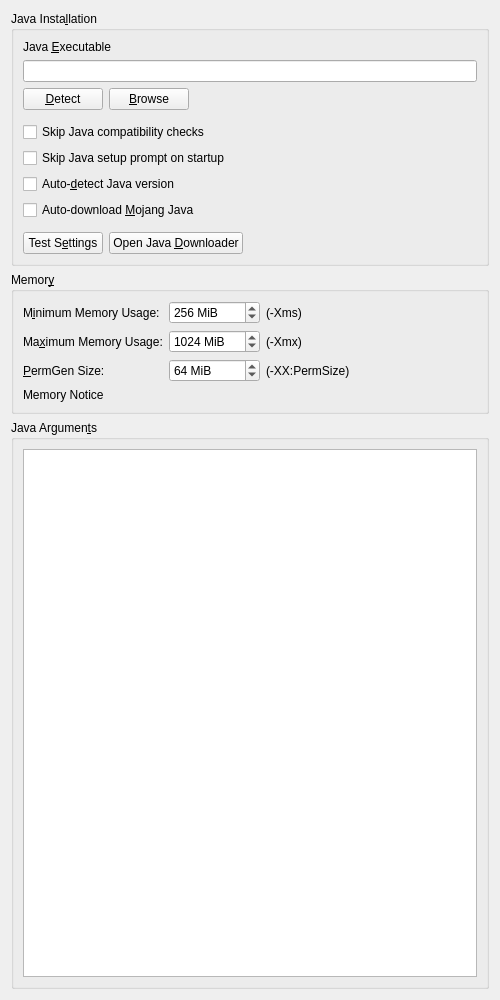
PrismLauncher/PrismLauncher, file launcher/ui/widgets/JavaSettingsWidget.ui: the form before one commit.
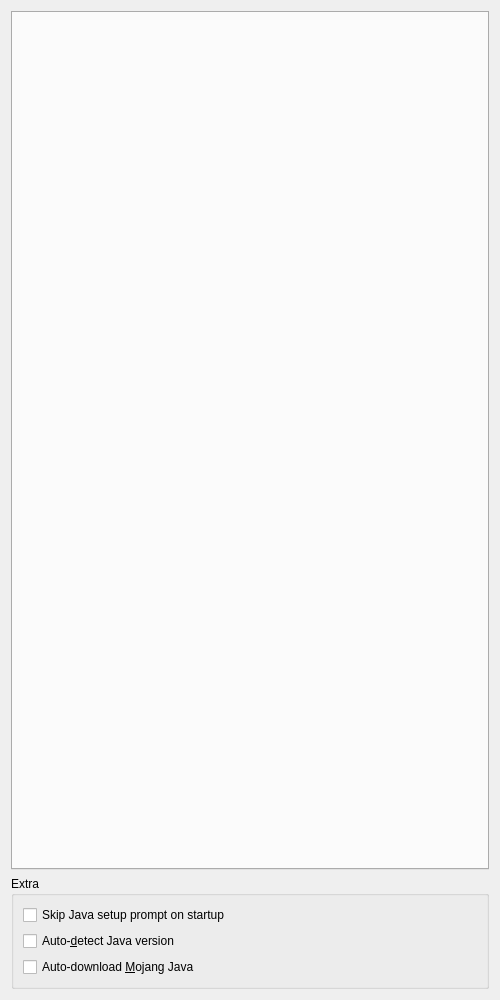
The form after the commit.

Commit message: feat(java): add default java majors profiles

What changed in the file:
```diff
--- a/launcher/ui/widgets/JavaSettingsWidget.ui
+++ b/launcher/ui/widgets/JavaSettingsWidget.ui
@@ -13,14 +13,17 @@
   <property name="windowTitle">
    <string>Form</string>
   </property>
-  <layout class="QVBoxLayout" name="verticalLayout" stretch="0,0,1">
+  <layout class="QVBoxLayout" name="verticalLayout" stretch="0,0">
+   <item>
+    <widget class="QTabWidget" name="javaProfiles"/>
+   </item>
    <item>
     <widget class="QGroupBox" name="javaInstallationGroupBox">
      <property name="enabled">
       <bool>true</bool>
      </property>
      <property name="title">
-      <string>Java Insta&amp;llation</string>
+      <string>Extra</string>
      </property>
      <property name="checkable">
       <bool>false</bool>
@@ -29,125 +32,7 @@
       <bool>false</bool>
      </property>
      <layout class="QGridLayout" name="gridLayout_2">
-      <item row="7" column="0">
-       <widget class="QCheckBox" name="autodetectJavaCheckBox">
-        <property name="text">
-         <string>Auto-&amp;detect Java version</string>
-        </property>
-       </widget>
-      </item>
-      <item row="2" column="0">
-       <layout class="QHBoxLayout" name="horizontalLayout">
-        <item>
-         <widget class="QPushButton" name="javaDetectBtn">
-          <property name="text">
-           <string>&amp;Detect</string>
-          </property>
-         </widget>
-        </item>
-        <item>
-         <widget class="QPushButton" name="javaBrowseBtn">
-          <property name="text">
-           <string>&amp;Browse</string>
-          </property>
-         </widget>
-        </item>
-        <item>
-         <spacer name="horizontalSpacer">
-          <property name="orientation">
-           <enum>Qt::Horizontal</enum>
-          </property>
-          <property name="sizeHint" stdset="0">
-           <size>
-            <width>40</width>
-            <height>20</height>
-           </size>
-          </property>
-         </spacer>
-        </item>
-       </layout>
-      </item>
-      <item row="10" column="0">
-       <layout class="QHBoxLayout" name="horizontalLayout_4">
-        <item>
-         <widget class="QPushButton" name="javaTestBtn">
-          <property name="text">
-           <string>Test S&amp;ettings</string>
-          </property>
-         </widget>
-        </item>
-        <item>
-         <widget class="QPushButton" name="javaDownloadBtn">
-          <property name="text">
-           <string>Open Java &amp;Downloader</string>
-          </property>
-         </widget>
-        </item>
-        <item>
-         <spacer name="horizontalSpacer_7">
-          <property name="orientation">
-           <enum>Qt::Horizontal</enum>
-          </property>
-          <property name="sizeHint" stdset="0">
-           <size>
-            <width>0</width>
-            <height>0</height>
-           </size>
-          </property>
-         </spacer>
-        </item>
-       </layout>
-      </item>
-      <item row="9" column="0">
-       <spacer name="verticalSpacer_4">
-        <property name="orientation">
-         <enum>Qt::Vertical</enum>
-        </property>
-        <property name="sizeType">
-         <enum>QSizePolicy::Fixed</enum>
-        </property>
-        <property name="sizeHint" stdset="0">
-         <size>
-          <width>0</width>
-          <height>6</height>
-         </size>
-        </property>
-       </spacer>
-      </item>
-      <item row="8" column="0">
-       <widget class="QCheckBox" name="autodownloadJavaCheckBox">
-        <property name="toolTip">
-         <string>Automatically downloads and selects the Java build recommended by Mojang.</string>
-        </property>
-        <property name="text">
-         <string>Auto-download &amp;Mojang Java</string>
-        </property>
-       </widget>
-      </item>
-      <item row="4" column="0">
-       <widget class="QCheckBox" name="skipCompatibilityCheckBox">
-        <property name="toolTip">
-         <string>If enabled, the launcher will not check if an instance is compatible with the selected Java version.</string>
-        </property>
-        <property name="text">
-         <string>Skip Java compatibility checks</string>
-        </property>
-       </widget>
-      </item>
       <item row="1" column="0">
-       <widget class="QLineEdit" name="javaPathTextBox"/>
-      </item>
-      <item row="0" column="0">
-       <widget class="QLabel" name="label_4">
-        <property name="text">
-         <string>Java &amp;Executable</string>
-        </property>
-        <property name="buddy">
-         <cstring>javaPathTextBox</cstring>
-        </property>
-       </widget>
-      </item>
-      <item row="5" column="0">
        <widget class="QCheckBox" name="skipWizardCheckBox">
         <property name="toolTip">
          <string>If enabled, the launcher won't prompt you to choose a Java version if one is not found on startup.</string>
@@ -157,215 +42,22 @@
         </property>
        </widget>
       </item>
+      <item row="4" column="0">
+       <widget class="QCheckBox" name="autodownloadJavaCheckBox">
+        <property name="toolTip">
+         <string>Automatically downloads and selects the Java build recommended by Mojang.</string>
+        </property>
+        <property name="text">
+         <string>Auto-download &amp;Mojang Java</string>
+        </property>
+       </widget>
+      </item>
       <item row="3" column="0">
-       <spacer name="verticalSpacer_5">
-        <property name="orientation">
-         <enum>Qt::Vertical</enum>
-        </property>
-        <property name="sizeType">
-         <enum>QSizePolicy::Fixed</enum>
-        </property>
-        <property name="sizeHint" stdset="0">
-         <size>
-          <width>0</width>
-          <height>6</height>
-         </size>
-        </property>
-       </spacer>
-      </item>
-     </layout>
-    </widget>
-   </item>
-   <item>
-    <widget class="QGroupBox" name="memoryGroupBox">
-     <property name="enabled">
-      <bool>true</bool>
-     </property>
-     <property name="title">
-      <string>Memor&amp;y</string>
-     </property>
-     <property name="checkable">
-      <bool>false</bool>
-     </property>
-     <property name="checked">
-      <bool>false</bool>
-     </property>
-     <layout class="QGridLayout" name="gridLayout">
-      <item row="2" column="2">
-       <widget class="QLabel" name="label_3">
+       <widget class="QCheckBox" name="autodetectJavaCheckBox">
         <property name="text">
-         <string>(-XX:PermSize)</string>
+         <string>Auto-&amp;detect Java version</string>
         </property>
        </widget>
-      </item>
-      <item row="2" column="1">
-       <widget class="QSpinBox" name="permGenSpinBox">
-        <property name="sizePolicy">
-         <sizepolicy hsizetype="Maximum" vsizetype="Fixed">
-          <horstretch>0</horstretch>
-          <verstretch>0</verstretch>
-         </sizepolicy>
-        </property>
-        <property name="toolTip">
-         <string>The amount of memory available to store loaded Java classes.</string>
-        </property>
-        <property name="suffix">
-         <string notr="true"> MiB</string>
-        </property>
-        <property name="minimum">
-         <number>4</number>
-        </property>
-        <property name="maximum">
-         <number>1048576</number>
-        </property>
-        <property name="singleStep">
-         <number>8</number>
-        </property>
-        <property name="value">
-         <number>64</number>
-        </property>
-       </widget>
-      </item>
-      <item row="1" column="1">
-       <widget class="QSpinBox" name="maxMemSpinBox">
-        <property name="sizePolicy">
-         <sizepolicy hsizetype="Maximum" vsizetype="Fixed">
-          <horstretch>0</horstretch>
-          <verstretch>0</verstretch>
-         </sizepolicy>
-        </property>
-        <property name="toolTip">
-         <string>The maximum amount of memory Minecraft is allowed to use.</string>
-        </property>
-        <property name="suffix">
-         <string notr="true"> MiB</string>
-        </property>
-        <property name="minimum">
-         <number>8</number>
-        </property>
-        <property name="maximum">
-         <number>1048576</number>
-        </property>
-        <property name="singleStep">
-         <number>128</number>
-        </property>
-        <property name="value">
-         <number>1024</number>
-        </property>
-       </widget>
-      </item>
-      <item row="1" column="2">
-       <widget class="QLabel" name="label_2">
-        <property name="text">
-         <string>(-Xmx)</string>
-        </property>
-       </widget>
-      </item>
-      <item row="0" column="1">
-       <widget class="QSpinBox" name="minMemSpinBox">
-        <property name="sizePolicy">
-         <sizepolicy hsizetype="Maximum" vsizetype="Fixed">
-          <horstretch>0</horstretch>
-          <verstretch>0</verstretch>
-         </sizepolicy>
-        </property>
-        <property name="toolTip">
-         <string>The amount of memory Minecraft is started with.</string>
-        </property>
-        <property name="suffix">
-         <string notr="true"> MiB</string>
-        </property>
-        <property name="minimum">
-         <number>8</number>
-        </property>
-        <property name="maximum">
-         <number>1048576</number>
-        </property>
-        <property name="singleStep">
-         <number>128</number>
-        </property>
-        <property name="value">
-         <number>256</number>
-        </property>
-       </widget>
-      </item>
-      <item row="2" column="0">
-       <widget class="QLabel" name="label_11">
-        <property name="text">
-         <string>&amp;PermGen Size:</string>
-        </property>
-        <property name="buddy">
-         <cstring>permGenSpinBox</cstring>
-        </property>
-       </widget>
-      </item>
-      <item row="0" column="2">
-       <widget class="QLabel" name="label">
-        <property name="text">
-         <string>(-Xms)</string>
-        </property>
-       </widget>
-      </item>
-      <item row="1" column="0">
-       <widget class="QLabel" name="labelMaxMem">
-        <property name="text">
-         <string>Ma&amp;ximum Memory Usage:</string>
-        </property>
-        <property name="buddy">
-         <cstring>maxMemSpinBox</cstring>
-        </property>
-       </widget>
-      </item>
-      <item row="0" column="0">
-       <widget class="QLabel" name="labelMinMem">
-        <property name="text">
-         <string>M&amp;inimum Memory Usage:</string>
-        </property>
-        <property name="buddy">
-         <cstring>minMemSpinBox</cstring>
-        </property>
-       </widget>
-      </item>
-      <item row="0" column="3">
-       <spacer name="horizontalSpacer_2">
-        <property name="orientation">
-         <enum>Qt::Horizontal</enum>
-        </property>
-        <property name="sizeHint" stdset="0">
-         <size>
-          <width>0</width>
-          <height>0</height>
-         </size>
-        </property>
-       </spacer>
-      </item>
-      <item row="3" column="0" colspan="4">
-       <widget class="QLabel" name="labelMaxMemNotice">
-        <property name="text">
-         <string>Memory Notice</string>
-        </property>
-       </widget>
-      </item>
-     </layout>
-    </widget>
-   </item>
-   <item>
-    <widget class="QGroupBox" name="javaArgumentsGroupBox">
-     <property name="enabled">
-      <bool>true</bool>
-     </property>
-     <property name="title">
-      <string>Java Argumen&amp;ts</string>
-     </property>
-     <property name="checkable">
-      <bool>false</bool>
-     </property>
-     <property name="checked">
-      <bool>false</bool>
-     </property>
-     <layout class="QGridLayout" name="gridLayout_6">
-      <item row="1" column="1">
-       <widget class="QPlainTextEdit" name="jvmArgsTextBox"/>
       </item>
      </layout>
     </widget>
```
Left out of the diff: 10 changed lines with no effect on the pictures. The commit also changes 18 other files.
